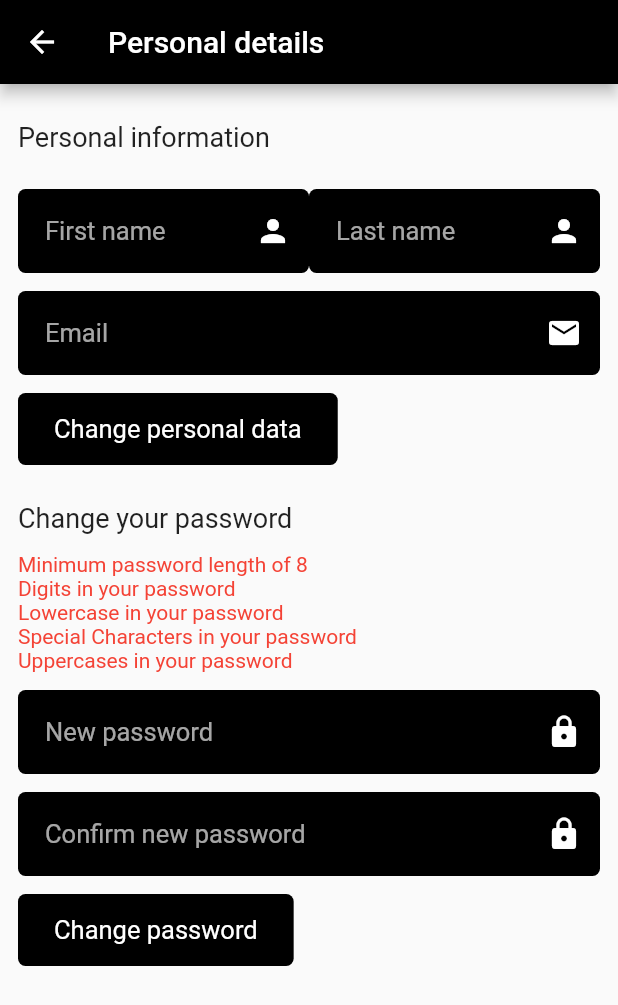
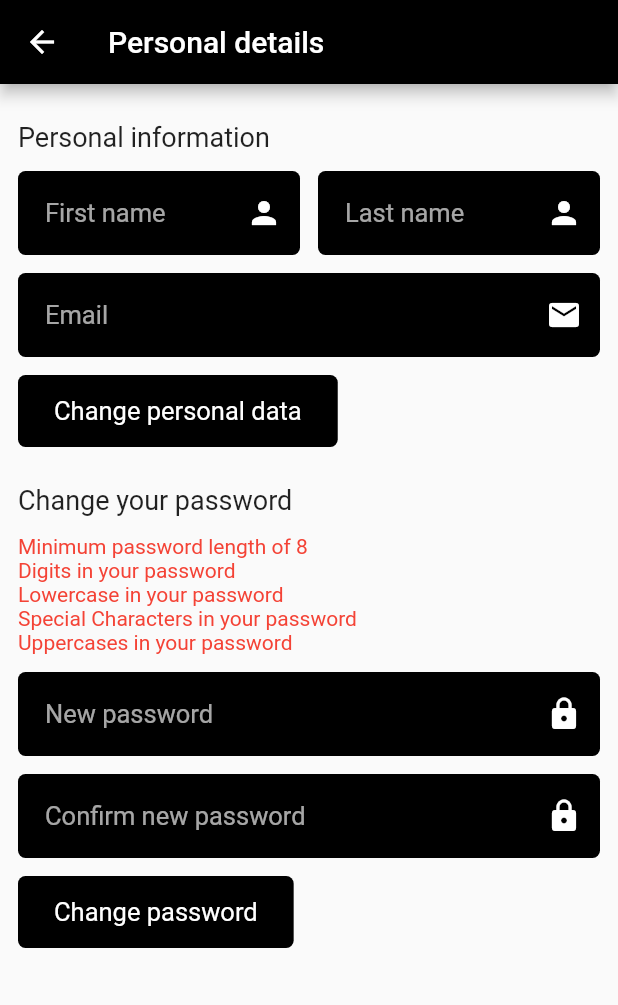
Before and after one commit to JobMoll/simple-user-api-authentication-flutter, a Flutter app: the ChangeUserDetailsPage screen opened directly, on a phone screen of 412 x 824 dp. Shown: the top 1005 px of the screen. Run offline on Flutter 3.47's test engine with Material 2 defaults, Android fonts, the phone set to English and light mode, and no system bars; our stand-ins replace dio, flutter_secure_storage, get; accounts and stored records are empty.

Commit message:
Little UI fix on user details page

```diff
--- a/lib/loggedin_pages/settings_pages/change_user_details.dart
+++ b/lib/loggedin_pages/settings_pages/change_user_details.dart
@@ -90,7 +90,6 @@ class _ChangeUserDetailsPageState extends State<ChangeUserDetailsPage> {
                       crossAxisAlignment: CrossAxisAlignment.start,
                       children: [
                         Container(
-                          margin: EdgeInsets.only(bottom: 12),
                           child: Text(
                             'Personal information',
                             style: TextStyle(fontSize: 18),
@@ -99,6 +98,8 @@ class _ChangeUserDetailsPageState extends State<ChangeUserDetailsPage> {
                         Row(
                           children: [
                             Expanded(
+                              child: Container(
+                                margin: EdgeInsets.only(right: 6),
                                 child: SuaaGlobalTextfield(
                                   controller: firstnameTextfield,
                                   controllerNode: firstnameTextfieldNode,
@@ -108,7 +109,10 @@ class _ChangeUserDetailsPageState extends State<ChangeUserDetailsPage> {
                                   autofillHints: [AutofillHints.givenName],
                                 ),
                               ),
+                            ),
                             Expanded(
+                              child: Container(
+                                margin: EdgeInsets.only(left: 6),
                                 child: SuaaGlobalTextfield(
                                   controller: lastnameTextfield,
                                   controllerNode: lastnameTextfieldNode,
@@ -116,6 +120,7 @@ class _ChangeUserDetailsPageState extends State<ChangeUserDetailsPage> {
                                   icon: Icons.person,
                                   textInputType: TextInputType.name,
                                   autofillHints: [AutofillHints.familyName],
+                                ),
                               ),
                             ),
                           ],
```
Lines whose indentation alone changed are shown as unchanged.
